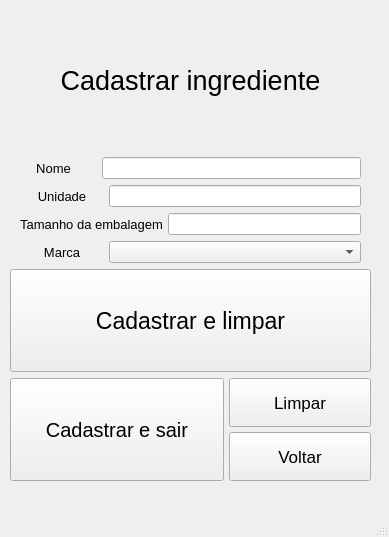
Before: the Qt Designer form tela_cadastro_ingrediente.ui in lucasHashi/PyQt5-gerenciador-de-vendas-de-comidas, drawn with Qt 5.
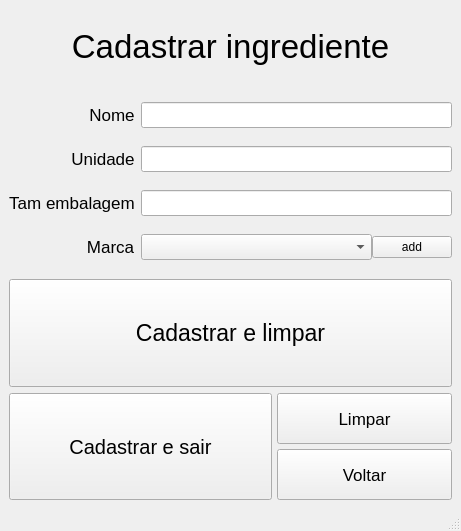
After: the same form once the commit is applied.

Commit message:
Telas do cadastro ingrediente adicionadas
adicionadas/ajeitadas as telas de cadastro de ingrediente e de marca.

Patch:
```diff
--- a/tela_cadastro_ingrediente.ui
+++ b/tela_cadastro_ingrediente.ui
@@ -6,36 +6,15 @@
    <rect>
     <x>0</x>
     <y>0</y>
-    <width>389</width>
-    <height>537</height>
+    <width>461</width>
+    <height>531</height>
    </rect>
   </property>
   <property name="windowTitle">
    <string>MainWindow</string>
   </property>
   <widget class="QWidget" name="centralwidget">
-   <widget class="QWidget" name="verticalLayoutWidget">
-    <property name="geometry">
-     <rect>
-      <x>0</x>
-      <y>0</y>
-      <width>381</width>
-      <height>491</height>
-     </rect>
-    </property>
-    <layout class="QVBoxLayout" name="verticalLayout" stretch="2,4,3">
-     <property name="leftMargin">
-      <number>10</number>
-     </property>
-     <property name="topMargin">
-      <number>10</number>
-     </property>
-     <property name="rightMargin">
-      <number>10</number>
-     </property>
-     <property name="bottomMargin">
-      <number>10</number>
-     </property>
+   <layout class="QVBoxLayout" name="verticalLayout" stretch="2,5,6">
      <item>
       <layout class="QHBoxLayout" name="horizontalLayout_3">
        <property name="spacing">
@@ -48,7 +27,7 @@
         <widget class="QLabel" name="label_2">
          <property name="font">
           <font>
-           <pointsize>20</pointsize>
+          <pointsize>25</pointsize>
           </font>
          </property>
          <property name="text">
@@ -62,20 +41,33 @@
       </layout>
      </item>
      <item>
-      <layout class="QVBoxLayout" name="verticalLayout_4">
-       <item>
-        <layout class="QHBoxLayout" name="horizontalLayout" stretch="1,3">
-         <property name="spacing">
-          <number>5</number>
+     <layout class="QFormLayout" name="formLayout">
+      <property name="sizeConstraint">
+       <enum>QLayout::SetDefaultConstraint</enum>
+      </property>
+      <property name="labelAlignment">
+       <set>Qt::AlignRight|Qt::AlignTrailing|Qt::AlignVCenter</set>
+      </property>
+      <property name="formAlignment">
+       <set>Qt::AlignLeading|Qt::AlignLeft|Qt::AlignVCenter</set>
+      </property>
+      <property name="verticalSpacing">
+       <number>10</number>
          </property>
          <property name="leftMargin">
           <number>0</number>
          </property>
+      <property name="topMargin">
+       <number>5</number>
+      </property>
          <property name="rightMargin">
-          <number>10</number>
-         </property>
-         <item>
-          <widget class="QLabel" name="label">
+       <number>0</number>
+      </property>
+      <property name="bottomMargin">
+       <number>5</number>
+      </property>
+      <item row="0" column="0">
+       <widget class="QLabel" name="lbl_nome">
            <property name="sizePolicy">
             <sizepolicy hsizetype="Minimum" vsizetype="Minimum">
              <horstretch>0</horstretch>
@@ -84,7 +76,7 @@
            </property>
            <property name="font">
             <font>
-             <pointsize>10</pointsize>
+          <pointsize>13</pointsize>
             </font>
            </property>
            <property name="text">
@@ -95,31 +87,23 @@
            </property>
           </widget>
          </item>
-         <item>
-          <widget class="QLineEdit" name="lineEdit">
+      <item row="0" column="1">
+       <widget class="QLineEdit" name="txt_nome">
            <property name="sizePolicy">
-            <sizepolicy hsizetype="Expanding" vsizetype="Fixed">
+         <sizepolicy hsizetype="Expanding" vsizetype="Maximum">
              <horstretch>0</horstretch>
              <verstretch>2</verstretch>
             </sizepolicy>
            </property>
-          </widget>
-         </item>
-        </layout>
-       </item>
-       <item>
-        <layout class="QHBoxLayout" name="horizontalLayout_4" stretch="1,3">
-         <property name="spacing">
-          <number>5</number>
-         </property>
-         <property name="leftMargin">
-          <number>10</number>
-         </property>
-         <property name="rightMargin">
-          <number>10</number>
-         </property>
-         <item>
-          <widget class="QLabel" name="label_3">
+        <property name="font">
+         <font>
+          <pointsize>11</pointsize>
+         </font>
+        </property>
+       </widget>
+      </item>
+      <item row="1" column="0">
+       <widget class="QLabel" name="lbl_unidade">
            <property name="sizePolicy">
             <sizepolicy hsizetype="Minimum" vsizetype="Minimum">
              <horstretch>0</horstretch>
@@ -128,7 +112,7 @@
            </property>
            <property name="font">
             <font>
-             <pointsize>10</pointsize>
+          <pointsize>13</pointsize>
             </font>
            </property>
            <property name="text">
@@ -139,31 +123,23 @@
            </property>
           </widget>
          </item>
-         <item>
-          <widget class="QLineEdit" name="lineEdit_2">
+      <item row="1" column="1">
+       <widget class="QLineEdit" name="txt_unidade">
            <property name="sizePolicy">
-            <sizepolicy hsizetype="Expanding" vsizetype="Fixed">
+         <sizepolicy hsizetype="Expanding" vsizetype="Maximum">
              <horstretch>0</horstretch>
              <verstretch>2</verstretch>
             </sizepolicy>
            </property>
-          </widget>
-         </item>
-        </layout>
-       </item>
-       <item>
-        <layout class="QHBoxLayout" name="horizontalLayout_5" stretch="1,3">
-         <property name="spacing">
-          <number>5</number>
-         </property>
-         <property name="leftMargin">
-          <number>10</number>
-         </property>
-         <property name="rightMargin">
-          <number>10</number>
-         </property>
-         <item>
-          <widget class="QLabel" name="label_4">
+        <property name="font">
+         <font>
+          <pointsize>11</pointsize>
+         </font>
+        </property>
+       </widget>
+      </item>
+      <item row="2" column="0">
+       <widget class="QLabel" name="lbl_tam_embalagem">
            <property name="sizePolicy">
             <sizepolicy hsizetype="Minimum" vsizetype="Minimum">
              <horstretch>0</horstretch>
@@ -172,42 +148,34 @@
            </property>
            <property name="font">
             <font>
-             <pointsize>10</pointsize>
+          <pointsize>13</pointsize>
             </font>
            </property>
            <property name="text">
-            <string>Tamanho da embalagem</string>
+         <string>Tam embalagem</string>
            </property>
            <property name="alignment">
             <set>Qt::AlignCenter</set>
            </property>
           </widget>
          </item>
-         <item>
-          <widget class="QLineEdit" name="lineEdit_3">
+      <item row="2" column="1">
+       <widget class="QLineEdit" name="txt_tam_embalagem">
            <property name="sizePolicy">
-            <sizepolicy hsizetype="Expanding" vsizetype="Fixed">
+         <sizepolicy hsizetype="Expanding" vsizetype="Maximum">
              <horstretch>0</horstretch>
              <verstretch>2</verstretch>
             </sizepolicy>
            </property>
-          </widget>
-         </item>
-        </layout>
-       </item>
-       <item>
-        <layout class="QHBoxLayout" name="horizontalLayout_6" stretch="1,3">
-         <property name="spacing">
-          <number>5</number>
-         </property>
-         <property name="leftMargin">
-          <number>10</number>
-         </property>
-         <property name="rightMargin">
-          <number>10</number>
-         </property>
-         <item>
-          <widget class="QLabel" name="label_5">
+        <property name="font">
+         <font>
+          <pointsize>11</pointsize>
+         </font>
+        </property>
+       </widget>
+      </item>
+      <item row="3" column="0">
+       <widget class="QLabel" name="lbl_marca">
            <property name="sizePolicy">
             <sizepolicy hsizetype="Minimum" vsizetype="Minimum">
              <horstretch>0</horstretch>
@@ -216,7 +184,7 @@
            </property>
            <property name="font">
             <font>
-             <pointsize>10</pointsize>
+          <pointsize>13</pointsize>
             </font>
            </property>
            <property name="text">
@@ -227,9 +195,44 @@
            </property>
           </widget>
          </item>
+      <item row="3" column="1">
+       <layout class="QHBoxLayout" name="horizontalLayout" stretch="6,1">
+        <property name="sizeConstraint">
+         <enum>QLayout::SetDefaultConstraint</enum>
+        </property>
          <item>
-          <widget class="QComboBox" name="comboBox"/>
-         </item>
+         <widget class="QComboBox" name="combo_marca">
+          <property name="sizePolicy">
+           <sizepolicy hsizetype="Preferred" vsizetype="Maximum">
+            <horstretch>0</horstretch>
+            <verstretch>0</verstretch>
+           </sizepolicy>
+          </property>
+          <property name="font">
+           <font>
+            <pointsize>11</pointsize>
+           </font>
+          </property>
+         </widget>
+        </item>
+        <item>
+         <widget class="QPushButton" name="btn_add_marca">
+          <property name="sizePolicy">
+           <sizepolicy hsizetype="Minimum" vsizetype="Maximum">
+            <horstretch>0</horstretch>
+            <verstretch>0</verstretch>
+           </sizepolicy>
+          </property>
+          <property name="font">
+           <font>
+            <pointsize>9</pointsize>
+           </font>
+          </property>
+          <property name="text">
+           <string>add</string>
+          </property>
+         </widget>
+        </item>
         </layout>
        </item>
       </layout>
@@ -325,17 +328,6 @@
       </layout>
      </item>
     </layout>
-   </widget>
-  </widget>
-  <widget class="QMenuBar" name="menubar">
-   <property name="geometry">
-    <rect>
-     <x>0</x>
-     <y>0</y>
-     <width>389</width>
-     <height>21</height>
-    </rect>
-   </property>
   </widget>
   <widget class="QStatusBar" name="statusbar"/>
  </widget>
```
Left out of the diff: 18 changed lines with no effect on the pictures. Lines whose indentation alone changed are shown as unchanged. The commit also changes 5 other files.
